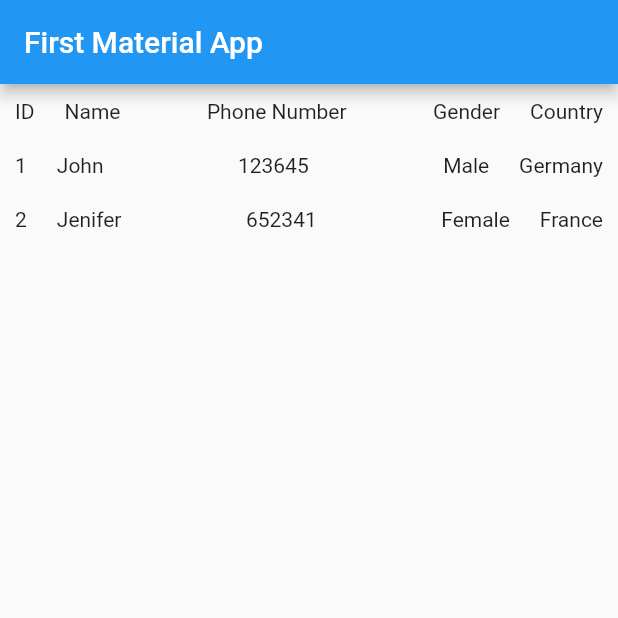
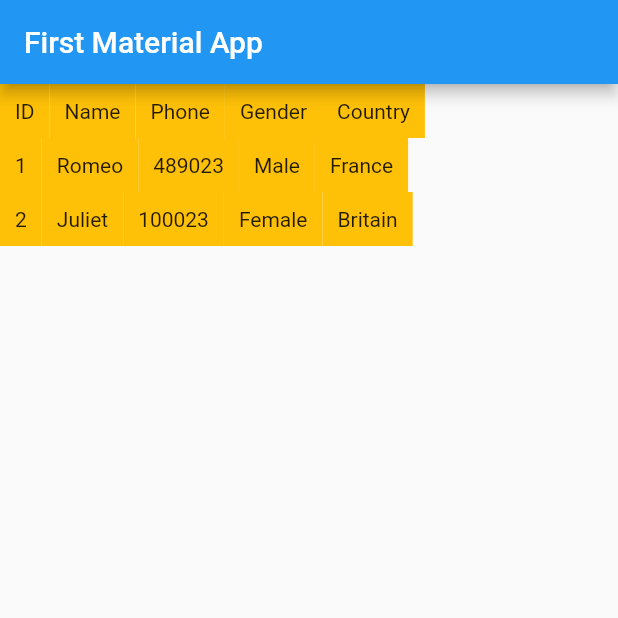
Before and after one commit to sanjibsinha/flutter_artisan, a Flutter app: the screen it shows after launch, on a phone screen of 412 x 824 dp, the top half of it. Run offline on Flutter 3.47's test engine with Material 2 defaults, Android fonts, the phone set to English and light mode, and no system bars.

```diff
--- a/lib/main.dart
+++ b/lib/main.dart
@@ -2,25 +2,25 @@ import 'package:flutter/material.dart';
 
 void main() {
   runApp(
-    const OurSecondApp(),
+    const OurThirdApp(),
   );
 }
 
-class OurSecondApp extends StatelessWidget {
-  const OurSecondApp({Key? key}) : super(key: key);
+class OurThirdApp extends StatelessWidget {
+  const OurThirdApp({Key? key}) : super(key: key);
 
   @override
   Widget build(BuildContext context) {
     return const MaterialApp(
       title: 'First Material App',
       debugShowCheckedModeBanner: false,
-      home: OurSecondAppHome(),
+      home: OurThirdAppHome(),
     );
   }
 }
 
-class OurSecondAppHome extends StatelessWidget {
-  const OurSecondAppHome({Key? key}) : super(key: key);
+class OurThirdAppHome extends StatelessWidget {
+  const OurThirdAppHome({Key? key}) : super(key: key);
 
   @override
   Widget build(BuildContext context) {
@@ -28,13 +28,13 @@ class OurSecondAppHome extends StatelessWidget {
       appBar: AppBar(
         title: const Text('First Material App'),
       ),
-      body: const OurSecondAppBody(),
+      body: const OurThirdAppBody(),
     );
   }
 }
 
-class OurSecondAppBody extends StatelessWidget {
-  const OurSecondAppBody({Key? key}) : super(key: key);
+class OurThirdAppBody extends StatelessWidget {
+  const OurThirdAppBody({Key? key}) : super(key: key);
 
   @override
   Widget build(BuildContext context) {
@@ -42,128 +42,122 @@ class OurSecondAppBody extends StatelessWidget {
     /// such as, Text, Container, Row, Column, etc.
     ///
     return Column(
-      children: [
-        Center(
-          child: Row(
-            children: [
-              Container(
-                padding: const EdgeInsets.all(10),
-                child: const Text(
-                  'ID',
-                  textAlign: TextAlign.left,
-                ),
-              ),
-              Container(
-                padding: const EdgeInsets.all(10),
-                child: const Text(
-                  'Name',
-                  textAlign: TextAlign.left,
-                ),
-              ),
-              const Expanded(
-                child: Text(
-                  'Phone Number',
-                  textAlign: TextAlign.center,
-                ),
-              ),
-              Container(
-                padding: const EdgeInsets.all(10),
-                child: const Text(
-                  'Gender',
-                  textAlign: TextAlign.left,
-                ),
-              ),
-              Container(
-                padding: const EdgeInsets.all(10),
-                child: const Text(
-                  'Country',
-                  textAlign: TextAlign.left,
-                ),
-              ),
-            ],
-          ),
-        ),
-        Center(
-          child: Row(
-            children: [
-              Container(
-                padding: const EdgeInsets.all(10),
-                child: const Text(
-                  '1',
-                  textAlign: TextAlign.left,
-                ),
-              ),
-              Container(
-                padding: const EdgeInsets.all(10),
-                child: const Text(
-                  'John',
-                  textAlign: TextAlign.left,
-                ),
-              ),
-              const Expanded(
-                child: Text(
-                  '123645',
-                  textAlign: TextAlign.center,
-                ),
-              ),
-              Container(
-                padding: const EdgeInsets.all(10),
-                child: const Text(
-                  'Male',
-                  textAlign: TextAlign.left,
-                ),
-              ),
-              Container(
-                padding: const EdgeInsets.all(10),
-                child: const Text(
-                  'Germany',
-                  textAlign: TextAlign.left,
-                ),
-              ),
-            ],
-          ),
-        ),
-        Center(
-          child: Row(
-            children: [
-              Container(
-                padding: const EdgeInsets.all(10),
-                child: const Text(
-                  '2',
-                  textAlign: TextAlign.left,
-                ),
-              ),
-              Container(
-                padding: const EdgeInsets.all(10),
-                child: const Text(
-                  'Jenifer',
-                  textAlign: TextAlign.left,
-                ),
-              ),
-              const Expanded(
-                child: Text(
-                  '652341',
-                  textAlign: TextAlign.center,
-                ),
-              ),
-              Container(
-                padding: const EdgeInsets.all(10),
-                child: const Text(
-                  'Female',
-                  textAlign: TextAlign.left,
-                ),
-              ),
-              Container(
-                padding: const EdgeInsets.all(10),
-                child: const Text(
-                  'France',
-                  textAlign: TextAlign.left,
-                ),
-              ),
-            ],
-          ),
-        ),
+      children: const [
+        ColumnOne(),
+        ColumnThree(),
+        ColumnTwo(),
       ],
     );
   }
 }
+
+class ModelContainer extends StatelessWidget {
+  const ModelContainer({
+    Key? key,
+    required this.modelText,
+  }) : super(key: key);
+
+  final Text modelText;
+
+  @override
+  Widget build(BuildContext context) {
+    return Container(
+      padding: const EdgeInsets.all(10),
+      color: Colors.amber,
+      child: modelText,
+    );
+  }
+}
+
+class ColumnOne extends StatelessWidget {
+  const ColumnOne({
+    Key? key,
+  }) : super(key: key);
+
+  @override
+  Widget build(BuildContext context) {
+    return Center(
+      child: Row(
+        children: const [
+          ModelContainer(
+            modelText: Text('ID'),
+          ),
+          ModelContainer(
+            modelText: Text('Name'),
+          ),
+          ModelContainer(
+            modelText: Text('Phone'),
+          ),
+          ModelContainer(
+            modelText: Text('Gender'),
+          ),
+          ModelContainer(
+            modelText: Text('Country'),
+          ),
+        ],
+      ),
+    );
+  }
+}
+
+class ColumnTwo extends StatelessWidget {
+  const ColumnTwo({
+    Key? key,
+  }) : super(key: key);
+
+  @override
+  Widget build(BuildContext context) {
+    return Center(
+      child: Row(
+        children: const [
+          ModelContainer(
+            modelText: Text('2'),
+          ),
+          ModelContainer(
+            modelText: Text('Juliet'),
+          ),
+          ModelContainer(
+            modelText: Text('100023'),
+          ),
+          ModelContainer(
+            modelText: Text('Female'),
+          ),
+          ModelContainer(
+            modelText: Text('Britain'),
+          ),
+        ],
+      ),
+    );
+  }
+}
+
+class ColumnThree extends StatelessWidget {
+  const ColumnThree({
+    Key? key,
+  }) : super(key: key);
+
+  @override
+  Widget build(BuildContext context) {
+    return Center(
+      child: Row(
+        children: const [
+          ModelContainer(
+            modelText: Text('1'),
+          ),
+          ModelContainer(
+            modelText: Text('Romeo'),
+          ),
+          ModelContainer(
+            modelText: Text('489023'),
+          ),
+          ModelContainer(
+            modelText: Text('Male'),
+          ),
+          ModelContainer(
+            modelText: Text('France'),
+          ),
+        ],
+      ),
+    );
+  }
+}
```
Also changed, not shown: 1 other file.
